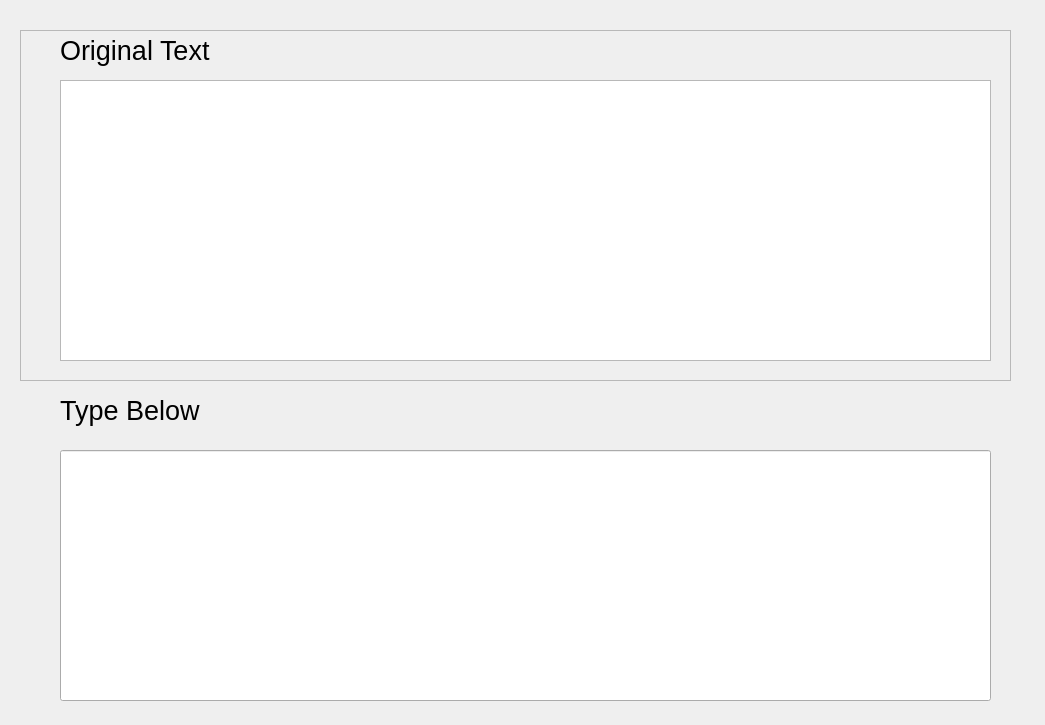
Qt form text_entry_ui.ui (ITT-21SS-UR/assignment-5-text-entry-el2) before a commit.
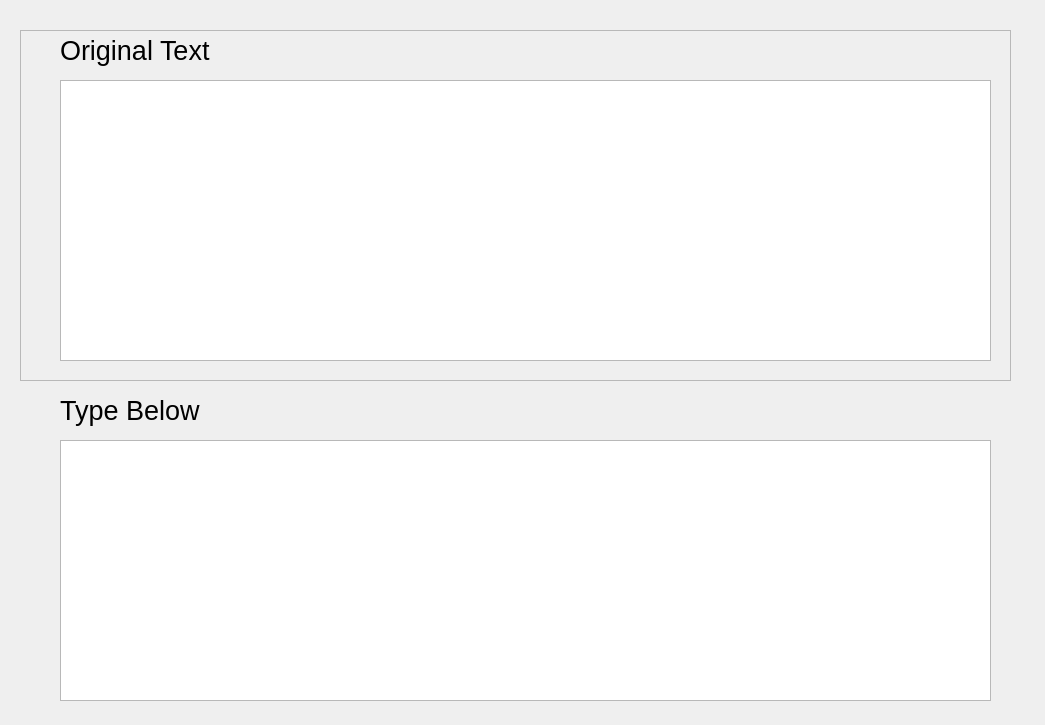
The same form after that commit.

Commit message: Updated to TextEdit from LineEdit

Diff of the .ui file:
```diff
--- a/text_entry_ui.ui
+++ b/text_entry_ui.ui
@@ -86,20 +86,15 @@
     <number>20</number>
    </property>
   </widget>
-  <widget class="QLineEdit" name="userText">
+  <widget class="QTextEdit" name="textEdit">
    <property name="geometry">
     <rect>
      <x>60</x>
-     <y>450</y>
+     <y>440</y>
      <width>931</width>
-     <height>251</height>
+     <height>261</height>
     </rect>
    </property>
-   <property name="font">
-    <font>
-     <pointsize>25</pointsize>
-    </font>
-   </property>
   </widget>
  </widget>
  <resources/>
```
